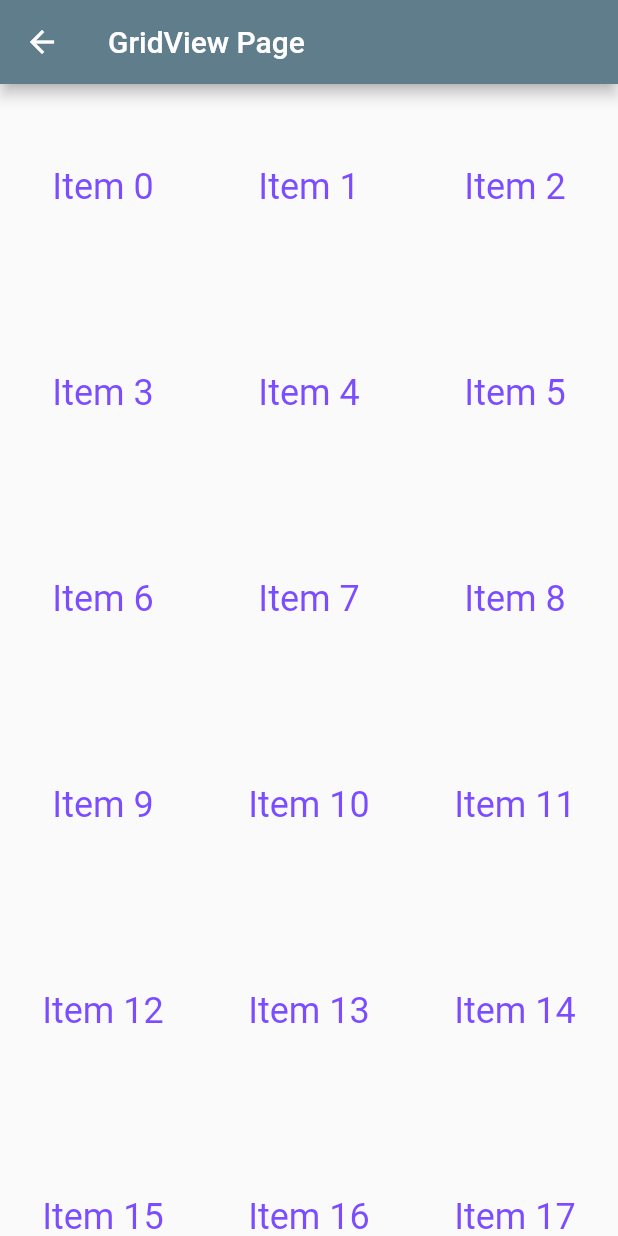
After one commit to aykuttasil/flutter_playground, a Flutter app: the screen it shows after launch, after a tap on "GridView Page", on a phone screen of 412 x 824 dp. The commit adds this screen. Run offline on Flutter 3.47's test engine with Material 2 defaults, Android fonts, the phone set to English and light mode, and no system bars; our stand-ins replace dio; missing offline and left inert: alice.

Commit message:
gridview page added

```diff
--- /dev/null
+++ b/lib/pages/GridViewPage.dart
@@ -0,0 +1,27 @@
+import 'package:flutter/material.dart';
+
+class GridViewPage extends StatelessWidget {
+  @override
+  Widget build(BuildContext context) {
+    return Scaffold(
+      appBar: AppBar(
+        title: Text("GridView Page"),
+      ),
+      body: Container(
+        child: Center(
+          child: GridView.count(
+            crossAxisCount: 3,
+            children: List.generate(100, (index) {
+              return Center(
+                child: Text(
+                  'Item $index',
+                  style: Theme.of(context).textTheme.headline,
+                ),
+              );
+            }),
+          ),
+        ),
+      ),
+    );
+  }
+}
--- a/lib/pages/HomePage.dart
+++ b/lib/pages/HomePage.dart
@@ -5,6 +5,7 @@ import 'package:flutter_playground/pages/AnimatedBoxPage.dart';
 import 'package:flutter_playground/pages/AnimatedBuilderPage.dart';
 import 'package:flutter_playground/pages/AnimatedContainerPage.dart';
 import 'package:flutter_playground/pages/AnimationPage.dart';
+import 'package:flutter_playground/pages/GridViewPage.dart';
 import 'package:flutter_playground/pages/NavigateWithArgumentsPage.dart';
 import 'package:flutter_playground/pages/PageRouteBuilder.dart';
 import 'package:flutter_playground/pages/ProviderPage.dart';
@@ -111,6 +112,14 @@ class _MyHomePageState extends State<MyHomePage> {
                   }))
                 },
               ),
+              RaisedButton(
+                child: Text("GridView Page"),
+                onPressed: () => {
+                  Navigator.push(context, MaterialPageRoute(builder: (context) {
+                    return GridViewPage();
+                  }))
+                },
+              ),
             ],
           ),
         ),
```
